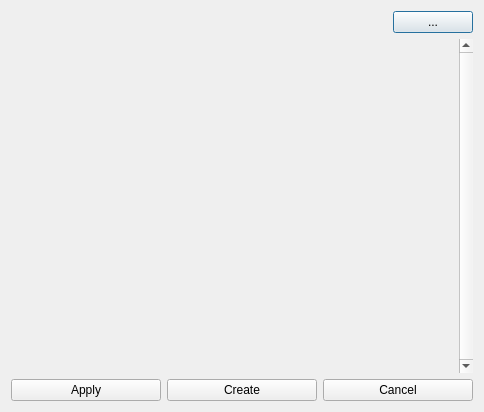
Before: the Qt Designer form forms/DlgControllers.ui in ThomasEscalle/WombatAutoRig, drawn with Qt 5.
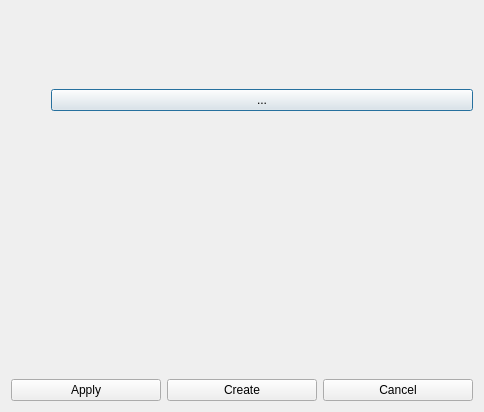
After: the same form once the commit is applied.

```diff
--- a/forms/DlgControllers.ui
+++ b/forms/DlgControllers.ui
@@ -18,9 +18,6 @@
     <layout class="QHBoxLayout" name="horizontalLayout_2">
      <item>
       <spacer name="horizontalSpacer">
-       <property name="orientation">
-        <enum>Qt::Orientation::Horizontal</enum>
-       </property>
        <property name="sizeHint" stdset="0">
         <size>
          <width>40</width>
@@ -44,10 +41,10 @@
       <enum>QFrame::Shape::NoFrame</enum>
      </property>
      <property name="verticalScrollBarPolicy">
-      <enum>Qt::ScrollBarPolicy::ScrollBarAlwaysOn</enum>
+      <enum>Qt::ScrollBarAsNeeded</enum>
      </property>
      <property name="horizontalScrollBarPolicy">
-      <enum>Qt::ScrollBarPolicy::ScrollBarAlwaysOff</enum>
+      <enum>Qt::ScrollBarAsNeeded</enum>
      </property>
      <property name="sizeAdjustPolicy">
       <enum>QAbstractScrollArea::SizeAdjustPolicy::AdjustIgnored</enum>
@@ -60,8 +57,8 @@
        <rect>
         <x>0</x>
         <y>0</y>
-        <width>452</width>
-        <height>330</height>
+        <width>458</width>
+        <height>294</height>
        </rect>
       </property>
       <layout class="QGridLayout" name="gridLayout"/>
```
Left out of the diff: 6 changed lines with no effect on the pictures.
